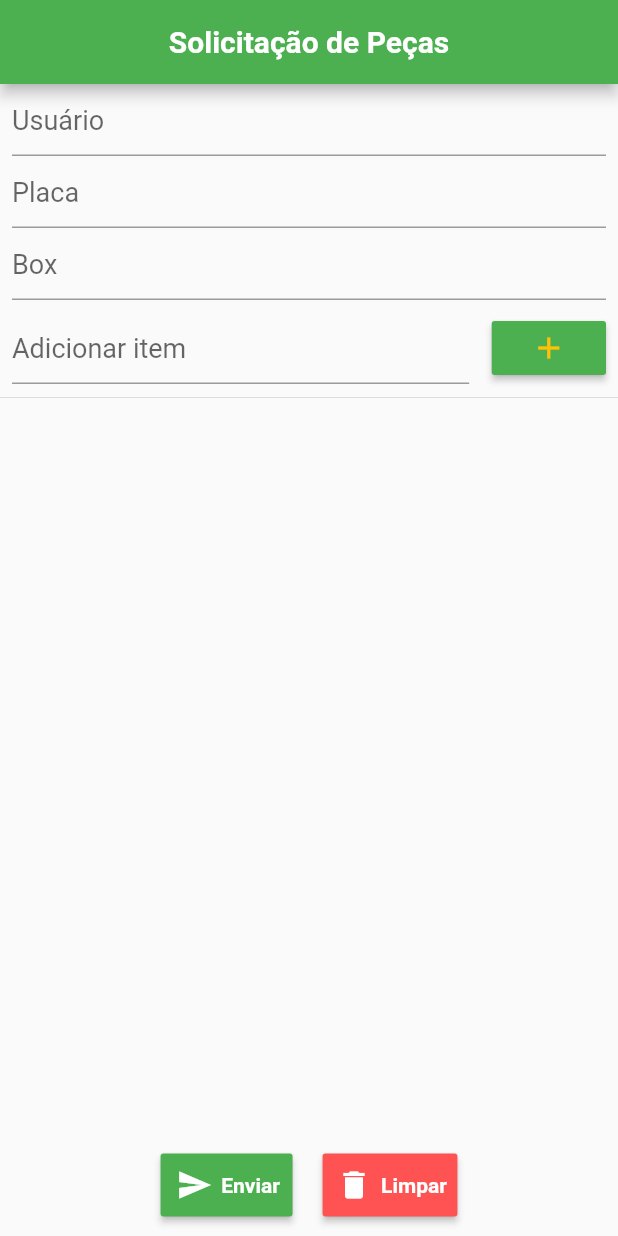
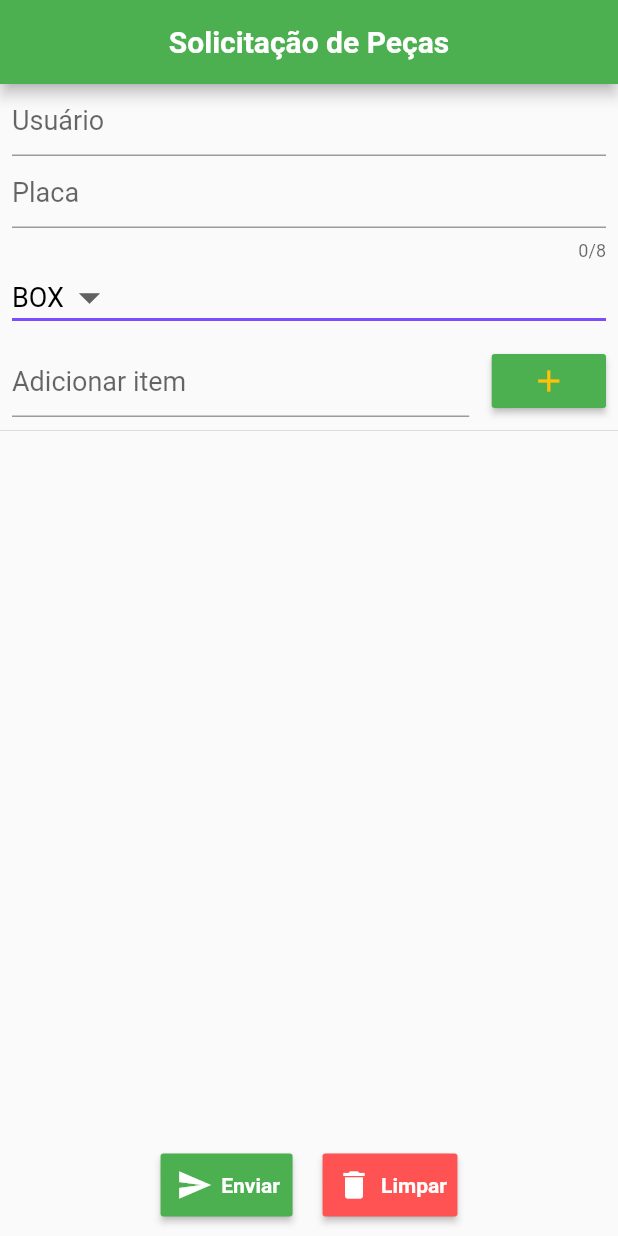
Before and after one commit to renatojabreu/sistema_pecas_2, a Flutter app: the screen it shows after launch, on a phone screen of 412 x 824 dp. Run offline on Flutter 3.47's test engine with Material 2 defaults, Android fonts, the phone set to English and light mode, and no system bars; our stand-ins replace mask_text_input_formatter, toast.

Commit message:
App e ícone ok

```diff
--- a/lib/main.dart
+++ b/lib/main.dart
@@ -6,7 +6,8 @@ import 'package:flutter/services.dart';
 //import 'package:path_provider/path_provider.dart';
 import 'package:http/http.dart' as http;
 import 'package:toast/toast.dart';
-/teste
+import 'package:mask_text_input_formatter/mask_text_input_formatter.dart';
+
 void main() {
   runApp(MaterialApp(
     home: Pedidos(),
@@ -22,6 +23,9 @@ class Pedidos extends StatefulWidget {
 final FocusNode _secondInputFocusNode = new FocusNode();
 final FocusNode _placaInputFocusNode = new FocusNode();
 final FocusNode _boxInputFocusNode = new FocusNode();
+String dropdownValue = "BOX";
+var maskFormatter = new MaskTextInputFormatter(
+    mask: '###-####', filter: {"#": RegExp(r'[0-9A-Z]')});
 
 class _PedidosState extends State<Pedidos> with TickerProviderStateMixin {
   TabController _tabController;
@@ -75,7 +79,7 @@ class _PedidosState extends State<Pedidos> with TickerProviderStateMixin {
   void _enviar() {
     if ((_usuarioController.text.isEmpty) ||
         (_placaController.text.isEmpty) ||
-        (_boxController.text.isEmpty)) {
+        (dropdownValue == "BOX")) {
       Toast.show(
         "\n  Preencha todos os campos  \n",
         context,
@@ -133,7 +137,7 @@ class _PedidosState extends State<Pedidos> with TickerProviderStateMixin {
                     // _dadosList.add(newDados);
                     newDados["placa"] = _placaController.text.trimLeft();
                     //_dadosList.add(newDados);
-                    newDados["box"] = _boxController.text.trimLeft();
+                    newDados["box"] = dropdownValue;
                     _dadosList.add(newDados);
 
                     // _saveData();
@@ -272,9 +276,13 @@ class _PedidosState extends State<Pedidos> with TickerProviderStateMixin {
                 Expanded(
                   flex: 8,
                   child: TextFormField(
+                    textCapitalization: TextCapitalization.characters,
                     inputFormatters: [
-                      new BlacklistingTextInputFormatter(new RegExp('[ ]'))
+                      maskFormatter,
+                      //WhitelistingTextInputFormatter(RegExp("[a-zA-Z0-9-]")),
+                      //new BlacklistingTextInputFormatter(new RegExp('[ ]'))
                     ],
+                    maxLength: 8,
                     focusNode: _placaInputFocusNode,
                     controller: _placaController,
                     keyboardType: TextInputType.text,
@@ -299,28 +307,91 @@ class _PedidosState extends State<Pedidos> with TickerProviderStateMixin {
               children: <Widget>[
                 Expanded(
                   flex: 8,
-                  child: TextFormField(
-                    inputFormatters: [
-                      new BlacklistingTextInputFormatter(new RegExp('[ ]'))
-                    ],
-                    controller: _boxController,
-                    focusNode: _boxInputFocusNode,
-                    keyboardType: TextInputType.text,
-                    textInputAction: TextInputAction.next,
-                    onEditingComplete: () => FocusScope.of(context)
-                        .requestFocus(_secondInputFocusNode),
-                    style: TextStyle(
-                      color: Colors.black,
-                      fontSize: 18,
+                  child: DropdownButton<String>(
+                    value: dropdownValue,
+
+                    //icon: Icon(Icons.arrow_downward),
+                    iconSize: 34,
+                    elevation: 16,
+                    hint: Text("BOX"),
+
+                    style: TextStyle(color: Colors.black, fontSize: 18),
+                    underline: Container(
+                      height: 2,
+                      color: Colors.deepPurpleAccent,
                     ),
-                    decoration: InputDecoration(
-                      hintText: ("Box"),
-                    ),
+                    onChanged: (String newValue) {
+                      setState(() {
+                        dropdownValue = newValue;
+                      });
+                    },
+                    items: <String>[
+                      'BOX',
+                      '01',
+                      '02',
+                      '03',
+                      '04',
+                      '05',
+                      '06',
+                      '07',
+                      '08',
+                      '09',
+                      '10',
+                      '11',
+                      '12',
+                      '13',
+                      '14',
+                      '15',
+                      '16',
+                      '17',
+                      '18',
+                      '19',
+                      '20',
+                      '21',
+                      '22',
+                      '23',
+                      '24'
+                    ].map<DropdownMenuItem<String>>((String value) {
+                      return DropdownMenuItem<String>(
+                        value: value,
+                        child: Text(value),
+                      );
+                    }).toList(),
                   ),
                 ),
               ],
             ),
           ),
+
+// Padding(
+//             padding: const EdgeInsets.fromLTRB(8.0, 0.0, 8.0, 0.0),
+//             child: Row(
+//               children: <Widget>[
+//                 Expanded(
+//                   flex: 8,
+//                   child: TextFormField(
+//                     inputFormatters: [
+//                       new BlacklistingTextInputFormatter(new RegExp('[ ]'))
+//                     ],
+//                     controller: _boxController,
+//                     focusNode: _boxInputFocusNode,
+//                     keyboardType: TextInputType.text,
+//                     textInputAction: TextInputAction.next,
+//                     onEditingComplete: () => FocusScope.of(context)
+//                         .requestFocus(_secondInputFocusNode),
+//                     style: TextStyle(
+//                       color: Colors.black,
+//                       fontSize: 18,
+//                     ),
+//                     decoration: InputDecoration(
+//                       hintText: ("Box"),
+//                     ),
+//                   ),
+//                 ),
+//               ],
+//             ),
+//           ),
+
           Padding(
             padding: const EdgeInsets.all(8.0),
             child: Row(
```
Also changed, not shown: pubspec.yaml (+7 -0 lines), assets/icon/icon.png (added), pubspec.lock, 46 other files.
